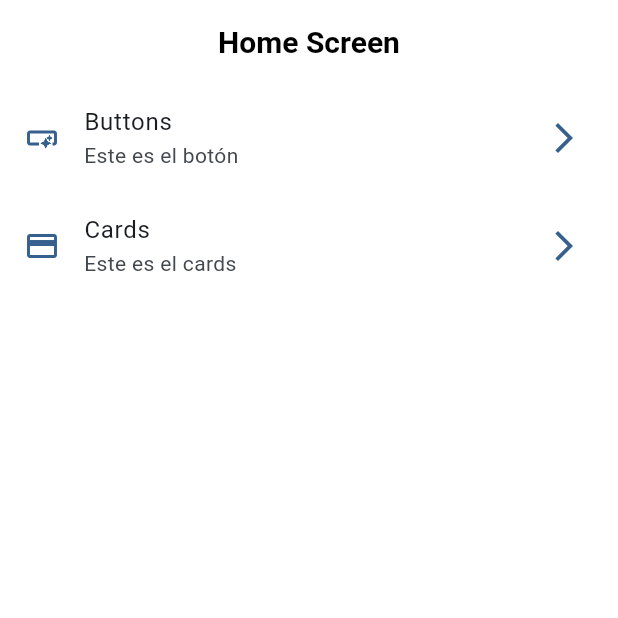
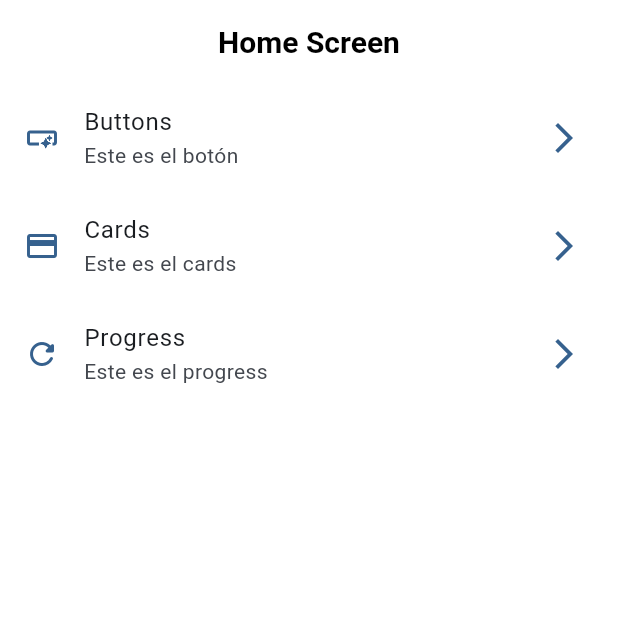
Before and after one commit to Jeudry/FlutterWidgetsApp, a Flutter app: the screen it shows after launch, on a phone screen of 412 x 824 dp, the top half of it. Run offline on Flutter 3.47's test engine with Material 3 defaults, Android fonts, the phone set to English and light mode, and no system bars; our stand-ins replace go_router.

Commit message:
circular progresse indicators

```diff
--- a/lib/config/menu/menu_items.dart
+++ b/lib/config/menu/menu_items.dart
@@ -26,4 +26,9 @@ const appMenuItems = <MenuItem>[
       subTitle: 'Este es el cards',
       route: CardsScreen.name,
       icon: Icons.credit_card),
+  MenuItem(
+      title: 'Progress',
+      subTitle: 'Este es el progress',
+      route: '/progress',
+      icon: Icons.refresh_rounded),
 ];
--- a/lib/config/router/router.dart
+++ b/lib/config/router/router.dart
@@ -18,6 +18,11 @@ final appRouter = GoRouter(
       path: '/cards',
       name: CardsScreen.name,
       builder: (context, state) => const CardsScreen(),
+    ),
+    GoRoute(
+      path: '/progress',
+      name: ProgressScreen.name,
+      builder: (context, state) => const ProgressScreen(),
     )
   ],
 );
```
Also changed, not shown: lib/presentation/screens/progress/progress_screen.dart (+65 -1 lines).
